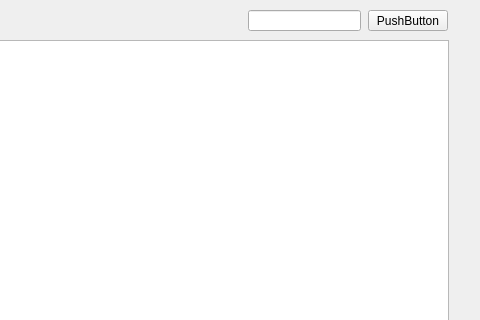
First picture: the form in mainwindow.ui, repository vashaty/VinylDB, before the edit; both pictures show x 492 to 972 and y 0 to 320 of the 972 by 576 pixel window.
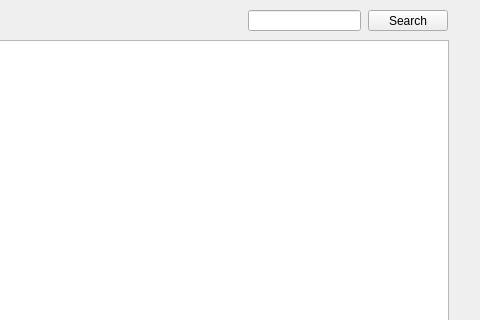
Second picture: the form after the edit.

Commit message: Search updated, table cosmetic update

```diff
--- a/mainwindow.ui
+++ b/mainwindow.ui
@@ -213,7 +213,7 @@
      </rect>
     </property>
     <property name="text">
-     <string>PushButton</string>
+     <string>Search</string>
     </property>
    </widget>
   </widget>
```
The commit also changes 1 other file.
